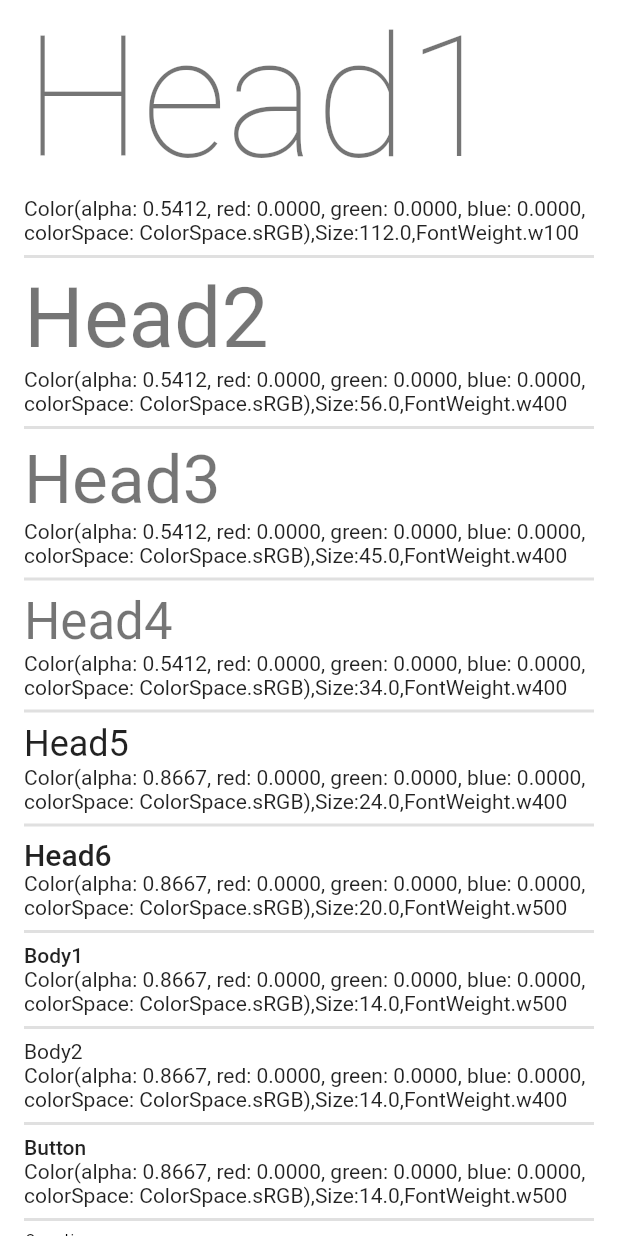
After one commit to organic-nailer/flutter_fast_ui_white, a Flutter app: the TypographyPage screen opened directly, on a phone screen of 412 x 824 dp. The commit adds this screen. Run offline on Flutter 3.47's test engine with Material 2 defaults, Android fonts, the light colour scheme and no system bars.

Commit message:
add typography

```diff
--- a/lib/main.dart
+++ b/lib/main.dart
@@ -8,6 +8,7 @@ import 'package:flutter_fast_ui_white/pages/card_page.dart';
 import 'package:flutter_fast_ui_white/pages/chips_page.dart';
 import 'package:flutter_fast_ui_white/pages/inputs_except_text_page.dart';
 import 'package:flutter_fast_ui_white/pages/list_page.dart';
+import 'package:flutter_fast_ui_white/pages/typography_page.dart';
 import 'package:intl/date_symbol_data_local.dart';
 
 void main() {
@@ -128,7 +129,8 @@ class SampleListPage extends StatelessWidget {
     SampleData("Inputs(Text除く)", (_) => InputsExceptTextPage()),
     SampleData("Chips", (_) => ChipsPage()),
     SampleData("Dialogs", (_) => AlertsPage()),
-    SampleData("List", (_) => ListPage())
+    SampleData("List", (_) => ListPage()),
+    SampleData("Typography", (_) => TypographyPage())
   ];
 }
 
--- /dev/null
+++ b/lib/pages/typography_page.dart
@@ -0,0 +1,93 @@
+import 'package:flutter/material.dart';
+
+class TypographyPage extends StatelessWidget {
+  const TypographyPage({Key? key}) : super(key: key);
+
+  String typeInfo(TextStyle? style) {
+    if (style == null) return "null";
+    return "${style.color},Size:${style.fontSize},${style.fontWeight}";
+  }
+
+  @override
+  Widget build(BuildContext context) {
+    return Scaffold(
+      body: SafeArea(
+        child: Padding(
+          padding: const EdgeInsets.symmetric(horizontal: 16),
+          child: SingleChildScrollView(
+            child: Column(
+              crossAxisAlignment: CrossAxisAlignment.start,
+              children: [
+                Text(
+                  "Head1",
+                  style: Theme.of(context).textTheme.headline1,
+                ),
+                Text(typeInfo(Theme.of(context).textTheme.headline1)),
+                Divider(),
+                Text(
+                  "Head2",
+                  style: Theme.of(context).textTheme.headline2,
+                ),
+                Text(typeInfo(Theme.of(context).textTheme.headline2)),
+                Divider(),
+                Text(
+                  "Head3",
+                  style: Theme.of(context).textTheme.headline3,
+                ),
+                Text(typeInfo(Theme.of(context).textTheme.headline3)),
+                Divider(),
+                Text(
+                  "Head4",
+                  style: Theme.of(context).textTheme.headline4,
+                ),
+                Text(typeInfo(Theme.of(context).textTheme.headline4)),
+                Divider(),
+                Text(
+                  "Head5",
+                  style: Theme.of(context).textTheme.headline5,
+                ),
+                Text(typeInfo(Theme.of(context).textTheme.headline5)),
+                Divider(),
+                Text(
+                  "Head6",
+                  style: Theme.of(context).textTheme.headline6,
+                ),
+                Text(typeInfo(Theme.of(context).textTheme.headline6)),
+                Divider(),
+                Text(
+                  "Body1",
+                  style: Theme.of(context).textTheme.bodyText1,
+                ),
+                Text(typeInfo(Theme.of(context).textTheme.bodyText1)),
+                Divider(),
+                Text(
+                  "Body2",
+                  style: Theme.of(context).textTheme.bodyText2,
+                ),
+                Text(typeInfo(Theme.of(context).textTheme.bodyText2)),
+                Divider(),
+                Text(
+                  "Button",
+                  style: Theme.of(context).textTheme.button,
+                ),
+                Text(typeInfo(Theme.of(context).textTheme.button)),
+                Divider(),
+                Text(
+                  "Overline",
+                  style: Theme.of(context).textTheme.overline,
+                ),
+                Text(typeInfo(Theme.of(context).textTheme.overline)),
+                Divider(),
+                Text(
+                  "Caption",
+                  style: Theme.of(context).textTheme.caption,
+                ),
+                Text(typeInfo(Theme.of(context).textTheme.caption)),
+              ],
+            ),
+          ),
+        ),
+      ),
+    );
+  }
+}
```
